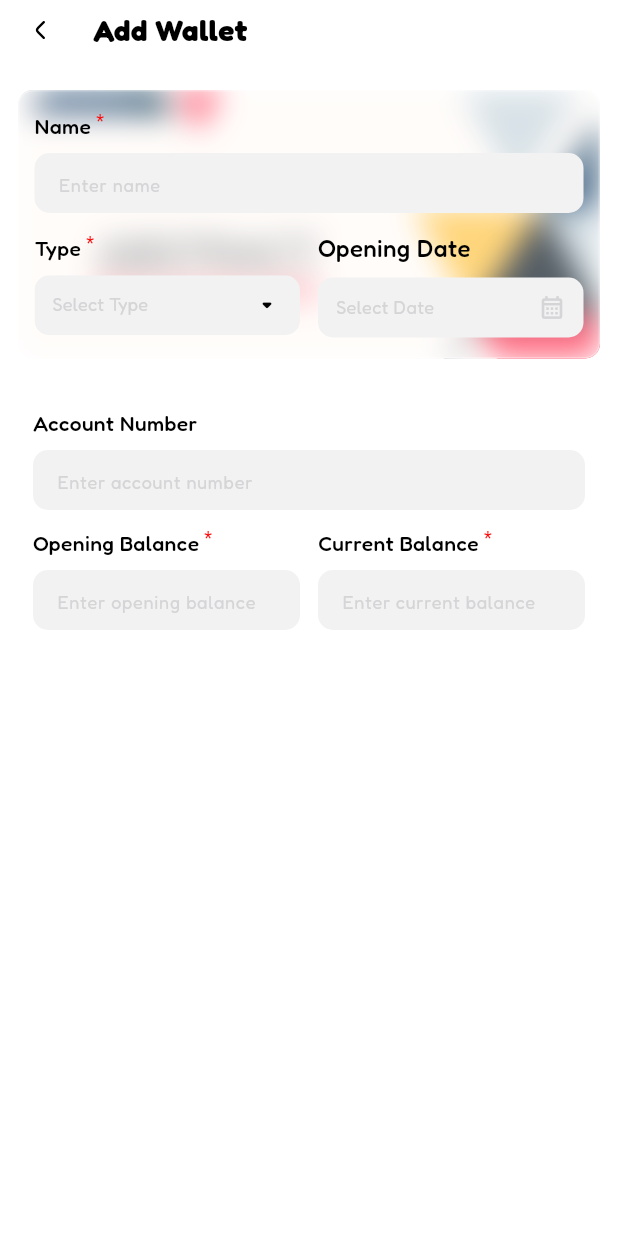
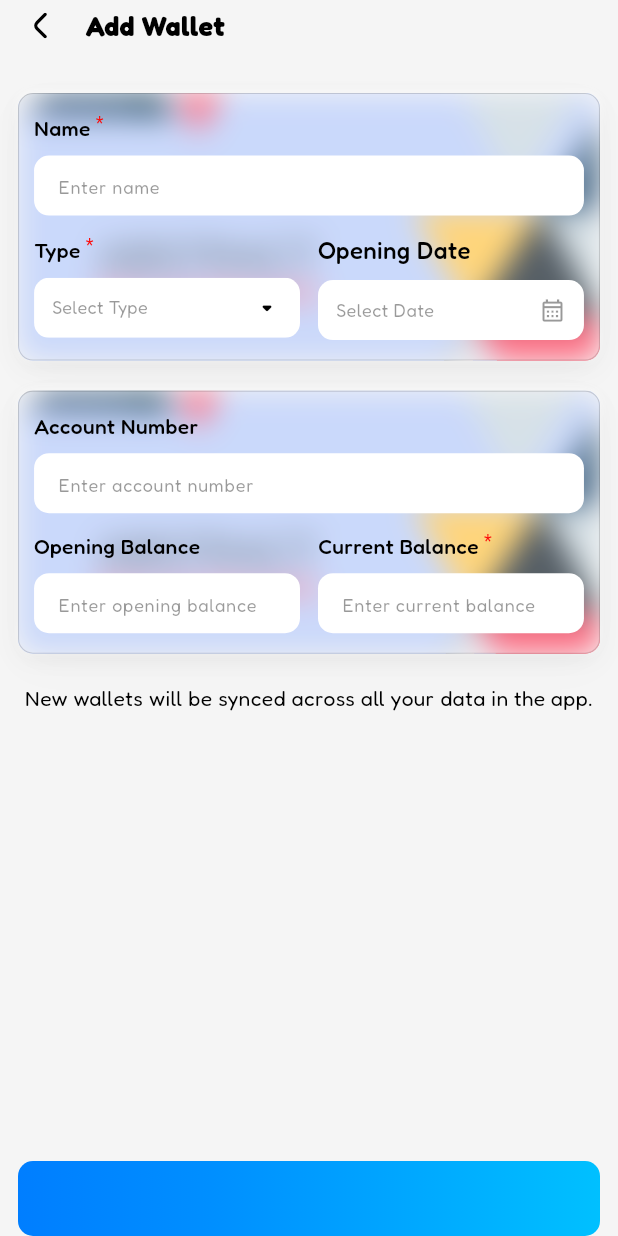
Before and after one commit to mdRafizz/rExpense, a Flutter app: the screen it shows after launch, after a tap on "Expense", on a phone screen of 412 x 824 dp. Run offline on Flutter 3.47's test engine with Material 3 defaults, Android fonts, the phone set to English and light mode, and no system bars; our stand-ins replace drift, flutter_riverpod, flutter_svg, gap, logger; accounts and stored records are empty; generated files the repository leaves out were written again.

Commit message:
feat: Implement glassmorphic UI and enhance wallet management styling
This commit introduces a new `GlassmorphicCard` component, refines the theme with updated colors and AppBar styles, and significantly improves the "Add Wallet" view's layout and visual consistency.

- **feat(ui):** Introduces `GlassmorphicCard` widget to provide a consistent blurred background effect with configurable shadows and borders.
- **feat(theme):** Updates `AppColors` and `AppTheme` with specific colors for AppBars and TextFields across light and dark modes.
- **feat(extensions):** Adds `brightness`, `inverseBrightness`, `appbarColor`, and `textFieldColor` getters to `ContextExtension` for easier theme access.
- **refactor(wallet):** Redesigns `AddWalletView` to use the new `GlassmorphicCard` and structured layouts. Updates input field colors to use `textFieldColor` and improves typography sizing.
- **refactor(components):** Updates `CustomLabeledTextField` to utilize dynamic theme-based background colors and refined hint text styling.
- **refactor(extensions):** Adds `textAlign` support to the `toBody2` string extension for better text alignment control.
- **style:** Adjusts scaffold background hex values for improved contrast in both themes.
- **chore(assets):** Adds `lCard4.jpg` asset for use in light-themed glassmorphic backgrounds.

```diff
--- a/lib/core/extensions/context_extension.dart
+++ b/lib/core/extensions/context_extension.dart
@@ -3,11 +3,20 @@ import 'package:flutter/material.dart';
 import '../theme/app_color.dart';
 
 extension ContextExtension on BuildContext {
+  // Brightness
+  Brightness get brightness => Theme.brightnessOf(this);
+
   // Check if the current theme is dark
-  bool get isDarkMode => Theme.of(this).brightness == Brightness.dark;
+  bool get isDarkMode => brightness == Brightness.dark;
+
+  Brightness get inverseBrightness => brightness == Brightness.dark ? Brightness.light : Brightness.dark;
+
 
   // Dynamic Scaffold Color
   Color get scaffoldColor => isDarkMode ? AppColors.dScaffold : AppColors.lScaffold;
+
+  // Dynamic Appbar Color
+  Color get appbarColor => isDarkMode ? AppColors.dAppbar : AppColors.lAppbar;
 
   // Dynamic Card Color
   Color get cardColor => isDarkMode ? AppColors.dCard : AppColors.lCard;
@@ -22,6 +31,10 @@ extension ContextExtension on BuildContext {
   Color get buttonRedColor => isDarkMode?AppColors.dButtonRed: AppColors.lButtonRed;
   Color get buttonGreenColor => isDarkMode?AppColors.dButtonGreen: AppColors.lButtonGreen;
 
+  // Dynamic TextField Color
+  Color get textFieldColor => isDarkMode ? AppColors.dTextField : AppColors.lTextField;
+
+
 
   // Custom Color Logic Example
   Color get brandColor => isDarkMode ? Colors.blueAccent : Colors.blue;
--- a/lib/core/extensions/string_extensions.dart
+++ b/lib/core/extensions/string_extensions.dart
@@ -5,12 +5,13 @@ import '../theme/text_styles.dart';
 /// Extension on String to provide easy text widget creation with predefined styles
 extension StringTextExtensions on String {
   /// Creates a Text widget with bodyText2 style
-  Widget toBody2({Color? color, TextOverflow? overflow, int? maxLines}) {
+  Widget toBody2({Color? color, TextOverflow? overflow, int? maxLines, TextAlign? textAlign}) {
     return Text(
       this,
       style: TextStyles.bodyText2(color: color),
       overflow: overflow,
       maxLines: maxLines,
+      textAlign: textAlign,
     );
   }
 
--- a/lib/core/theme/app_color.dart
+++ b/lib/core/theme/app_color.dart
@@ -2,8 +2,12 @@ import 'package:flutter/material.dart';
 
 class AppColors {
   // Scaffold
-  static const Color lScaffold = Color(0xFFf2f2f2);
-  static const Color dScaffold = Color(0xFF292D32);
+  static const Color lScaffold = Color(0xFFf5f5f5);
+  static const Color dScaffold = Color(0xFF101010);
+
+  // Appbar
+  static const Color lAppbar = Color(0xffe1ebe2);
+  static const Color dAppbar = Color(0xff151c24);
 
   // Cards
   static const Color lCard = Colors.white;
@@ -17,6 +21,11 @@ class AppColors {
   static const Color lDivider = Color(0xffd5d5d7);
   static const Color dDivider = Color(0xffd5d5d7);
 
+  // TextField
+  static const Color lTextField = Color(0xffffffff);
+  static const Color dTextField = Color(0xFF292D32);
+
+
   // Button
   static const Color lButtonGreen = Color(0xff068b68);
   static const Color dButtonGreen = Color(0xff034835);
--- a/lib/core/theme/app_theme.dart
+++ b/lib/core/theme/app_theme.dart
@@ -13,11 +13,16 @@ class AppTheme {
       brightness: Brightness.light,
       scaffoldBackgroundColor: AppColors.lScaffold,
       cardColor: AppColors.lCard,
-      /*appBarTheme: const AppBarTheme(
-        backgroundColor: AppColors.lightScaffold,
+      appBarTheme: AppBarTheme(
+        backgroundColor: AppColors.lAppbar,
         elevation: 0,
-        titleTextStyle: TextStyle(color: AppColors.lightText, fontSize: 20),
-      ),*/
+        titleTextStyle: TextStyle(
+          color: AppColors.lText,
+          fontSize: 16,
+          fontWeight: FontWeight.w600,
+          fontFamily: "Fredoka"
+        ),
+      ),
       textTheme: const TextTheme(
         bodyLarge: TextStyle(color: AppColors.lText),
         bodyMedium: TextStyle(color: AppColors.lText),
@@ -44,11 +49,16 @@ class AppTheme {
       brightness: Brightness.dark,
       scaffoldBackgroundColor: AppColors.dScaffold,
       cardColor: AppColors.dCard,
-      /*appBarTheme: const AppBarTheme(
-        backgroundColor: AppColors.darkScaffold,
+      appBarTheme: AppBarTheme(
+        backgroundColor: AppColors.dAppbar,
         elevation: 0,
-        titleTextStyle: TextStyle(color: AppColors.darkText, fontSize: 20),
-      ),*/
+        titleTextStyle: TextStyle(
+            color: AppColors.dText,
+            fontSize: 18,
+            fontWeight: FontWeight.w600,
+            fontFamily: "Fredoka"
+        ),
+      ),
       textTheme: const TextTheme(
         bodyLarge: TextStyle(color: AppColors.dText),
         bodyMedium: TextStyle(color: AppColors.dText),
--- a/lib/core/widgets/custom_labeled_text_field.dart
+++ b/lib/core/widgets/custom_labeled_text_field.dart
@@ -1,5 +1,6 @@
 import 'package:flutter/material.dart';
 import 'package:gap/gap.dart';
+import 'package:r_expense/core/theme/app_color.dart';
 
 import '../extensions/context_extension.dart';
 import '../extensions/string_extensions.dart';
@@ -55,10 +56,10 @@ class CustomLabeledTextField extends StatelessWidget {
             decoration: InputDecoration(
               isDense: true,
               filled: true,
-              fillColor: context.scaffoldColor,
+              fillColor: context.textFieldColor,
               hintText: hintText,
               hintStyle: TextStyles.regular(
-                color: context.dividerColor,
+                color: context.textColor.withValues(alpha: .4),
                 fontSize: 12,
               ),
               contentPadding: const .all(12),
--- /dev/null
+++ b/lib/core/widgets/glassmorphic_card.dart
@@ -0,0 +1,73 @@
+import 'dart:ui';
+
+import 'package:flutter/material.dart';
+
+import '../extensions/context_extension.dart';
+import '../extensions/picture_extensions.dart';
+
+class GlassmorphicCard extends StatelessWidget {
+  final Widget child;
+
+  const GlassmorphicCard({super.key, required this.child});
+
+  @override
+  Widget build(BuildContext context) {
+    final isDark = Theme.of(context).brightness == Brightness.dark;
+
+    return Container(
+      decoration: BoxDecoration(
+        image: isDark
+            ? "dCard2".toContainerBG()
+            : "lCard4".toContainerBG(),
+        borderRadius: const BorderRadius.all(Radius.circular(10)),
+        boxShadow: [
+          // Main shadow for depth
+          BoxShadow(
+            color: isDark
+                ? Colors.black.withValues(alpha: 0.4)
+                : Colors.black.withValues(alpha: 0.06),
+            blurRadius: 12,
+            offset: const Offset(0, 4),
+            spreadRadius: -2,
+          ),
+          // Secondary shadow for subtle depth
+          BoxShadow(
+            color: isDark
+                ? Colors.black.withValues(alpha: 0.25)
+                : Colors.black.withValues(alpha: 0.03),
+            blurRadius: 24,
+            offset: const Offset(0, 8),
+            spreadRadius: -4,
+          ),
+          // Subtle top highlight for 3D effect
+          BoxShadow(
+            color: isDark
+                ? Colors.white.withValues(alpha: 0.02)
+                : Colors.white.withValues(alpha: 0.6),
+            blurRadius: 4,
+            offset: const Offset(0, -1),
+            spreadRadius: 0,
+          ),
+        ],
+      ),
+      child: ClipRRect(
+        borderRadius: const BorderRadius.all(Radius.circular(10)),
+        child: BackdropFilter(
+          filter: ImageFilter.blur(sigmaX: 10, sigmaY: 10),
+          child: Container(
+            padding: const EdgeInsets.symmetric(horizontal: 10, vertical: 13),
+            decoration: BoxDecoration(
+              color: context.cardColor.withValues(alpha: 0.2),
+              borderRadius: const BorderRadius.all(Radius.circular(10)),
+              border: Border.all(
+                width: .7,
+                color: context.textColor.withValues(alpha: 0.15),
+              ),
+            ),
+            child: child,
+          ),
+        ),
+      ),
+    );
+  }
+}
--- a/lib/features/dashboard/presentation/dashboard_view.dart
+++ b/lib/features/dashboard/presentation/dashboard_view.dart
@@ -7,6 +7,8 @@ import 'package:r_expense/core/extensions/extensions.dart';
 import 'package:r_expense/features/income/presentation/add_income_view.dart';
 import 'package:r_expense/features/wallet/presentation/add_wallet_view.dart';
 
+import '../../../core/widgets/custom_labeled_text_field.dart';
+import '../../../core/widgets/glassmorphic_card.dart';
 
 class DashboardView extends StatelessWidget {
   const DashboardView({super.key});
@@ -102,9 +104,7 @@ class DashboardView extends StatelessWidget {
                       child: GestureDetector(
                         onTap: () {
                           Navigator.of(context).push(
-                            MaterialPageRoute(
-                              builder: (context) => AddWalletView(),
-                            ),
+                            MaterialPageRoute(builder: (_)=> AddWalletView())
                           );
                         },
                         child: Container(
@@ -112,6 +112,7 @@ class DashboardView extends StatelessWidget {
                           decoration: BoxDecoration(
                             color: context.buttonRedColor,
                             borderRadius: BorderRadius.all(Radius.circular(10)),
+                            // border: Border.all(width: .5,color: context.dividerColor)
                           ),
                           alignment: .center,
                           child: Row(
--- a/lib/features/wallet/presentation/add_wallet_view.dart
+++ b/lib/features/wallet/presentation/add_wallet_view.dart
@@ -5,6 +5,7 @@ import 'package:flutter/services.dart';
 import 'package:gap/gap.dart';
 import 'package:r_expense/core/extensions/context_extension.dart';
 import 'package:r_expense/core/widgets/custom_labeled_text_field.dart';
+import 'package:r_expense/core/widgets/glassmorphic_card.dart';
 
 import '../../../core/extensions/picture_extensions.dart';
 import '../../../core/extensions/string_extensions.dart';
@@ -18,68 +19,68 @@ class AddWalletView extends StatelessWidget {
       value: SystemUiOverlayStyle(
         systemNavigationBarColor: context.scaffoldColor,
         systemNavigationBarDividerColor: Colors.transparent,
+        systemNavigationBarIconBrightness: context.inverseBrightness,
       ),
       child: Scaffold(
-        backgroundColor: context.cardColor,
-        body: Padding(
-          padding: const .symmetric(horizontal: 12.0),
-          child: ListView(
-            padding: const .all(0),
-            physics: const BouncingScrollPhysics(),
+        /*appBar: AppBar(
+          leading: GestureDetector(
+            onTap: () {
+              Navigator.pop(context);
+            },
+            child: Center(
+              child: "back".toSvgIcon(size: 17, color: context.textColor),
+            ),
+          ),
+          leadingWidth: 50,
+          title: Text("Add Wallet"),
+          centerTitle: true,
+          bottom: const PreferredSize(
+            preferredSize: Size(double.maxFinite, 10),
+            child: SizedBox(),
+          ),
+        ),*/
+        body: Column(
           children: [
-              SafeArea(child: SizedBox(height: 5)),
+            Column(
+              crossAxisAlignment: .start,
+              children: [
+                const SafeArea(child: SizedBox(height: 2)),
                 Row(
                   crossAxisAlignment: .center,
                   children: [
+                    const Gap(12),
                     GestureDetector(
                       onTap: () => Navigator.of(context).pop(),
-                    child: Container(
+                      child: SizedBox(
                         height: 30,
                         width: 30,
-                      decoration: BoxDecoration(
-                        shape: BoxShape.circle,
-                        color: context.cardColor,
-                      ),
-                      alignment: .center,
+                        child: Center(
                           child: "back".toSvgIcon(
                             color: context.textColor,
-                        size: 12,
+                            size: 17,
                           ),
                         ),
                       ),
-                  Gap(20),
-                  "Add Wallet".toHeadline5(),
+                    ),
+                    Gap(15),
+                    "Add Wallet".toHeadline6(),
                   ],
                 ),
-              Gap(25),
-              Container(
-                // padding: const .symmetric(horizontal: 10, vertical: 13),
-                decoration: BoxDecoration(
-                  /*color: context.cardColor,
-                  gradient: LinearGradient(colors: [
-                    "7fabc8".toColor(),
-                    "c4d9ee".toColor()
-                  ]),*/
-                  image: Theme.of(context).brightness == Brightness.dark
-                      ? "dCard2".toContainerBG()
-                      : "lCard3".toContainerBG(),
-                  // color: context.cardColor",
-                  borderRadius: const .all(.circular(10)),
+                const Gap(15),
+                /*Divider(
+                    color: context.textColor.withValues(alpha: .2),
+                    height: 1,
+                    thickness: 1,
+                  ),*/
+              ],
             ),
-                child: ClipRRect(
-                  borderRadius: const .all(.circular(10)),
-                  child: BackdropFilter(
-                    filter: ImageFilter.blur(sigmaX: 10, sigmaY: 10),
-                    child: Container(
-                      padding: const .symmetric(horizontal: 10, vertical: 13),
-                      decoration: BoxDecoration(
-                        color: context.cardColor.withValues(alpha: .2),
-                        borderRadius: const .all(.circular(10)),
-                        border: .all(
-                          width: 1,
-                          color: context.cardColor.withValues(alpha: .3),
-                        ),
-                      ),
+            Expanded(
+              child: ListView(
+                padding: const .symmetric(horizontal: 12),
+                physics: const BouncingScrollPhysics(),
+                children: [
+                  const Gap(15),
+                  GlassmorphicCard(
                     child: Column(
                       crossAxisAlignment: .start,
                       children: [
@@ -105,7 +106,7 @@ class AddWalletView extends StatelessWidget {
                                       padding: const EdgeInsets.symmetric(
                                         horizontal: 12,
                                       ),
-                                        color: context.scaffoldColor,
+                                      color: context.textFieldColor,
                                       // Sets the background color
                                       child: DropdownButtonHideUnderline(
                                         // Removes the bottom divider
@@ -113,10 +114,11 @@ class AddWalletView extends StatelessWidget {
                                           isExpanded: true,
                                           // Makes sure it fills the width
                                           hint: "Select Type".toCaption(
-                                              color: context.dividerColor,
+                                            color: context.textColor.withValues(
+                                              alpha: .4,
                                             ),
-                                            dropdownColor:
-                                                context.scaffoldColor,
+                                          ),
+                                          dropdownColor: context.scaffoldColor,
                                           // Sets the menu popup color
                                           icon: Icon(
                                             Icons.arrow_drop_down_rounded,
@@ -134,8 +136,7 @@ class AddWalletView extends StatelessWidget {
                                             ),
                                             DropdownMenuItem(
                                               value: 3,
-                                                child: "Mobile Banking"
-                                                    .toBody2(),
+                                              child: "Mobile Banking".toBody2(),
                                             ),
                                             DropdownMenuItem(
                                               value: 4,
@@ -169,7 +170,7 @@ class AddWalletView extends StatelessWidget {
                                       horizontal: 12,
                                     ),
                                     decoration: BoxDecoration(
-                                        color: context.scaffoldColor,
+                                      color: context.textFieldColor,
                                       borderRadius: BorderRadius.circular(10),
                                     ),
                                     child: Row(
@@ -177,12 +178,16 @@ class AddWalletView extends StatelessWidget {
                                           MainAxisAlignment.spaceBetween,
                                       children: [
                                         "Select Date".toCaption(
-                                            color: context.dividerColor,
+                                          color: context.textColor.withValues(
+                                            alpha: .4,
+                                          ),
                                         ),
                                         Icon(
                                           Icons.calendar_month_outlined,
                                           size: 18,
-                                            color: context.dividerColor,
+                                          color: context.textColor.withValues(
+                                            alpha: .4,
+                                          ),
                                         ),
                                       ],
                                     ),
@@ -195,16 +200,8 @@ class AddWalletView extends StatelessWidget {
                       ],
                     ),
                   ),
-                  ),
-                ),
-              ),
                   Gap(20),
-              Container(
-                padding: const .symmetric(horizontal: 10, vertical: 13),
-                decoration: BoxDecoration(
-                  color: context.cardColor,
-                  borderRadius: BorderRadius.all(Radius.circular(10)),
-                ),
+                  GlassmorphicCard(
                     child: Column(
                       crossAxisAlignment: .start,
                       children: [
@@ -221,6 +218,7 @@ class AddWalletView extends StatelessWidget {
                             Expanded(
                               child: CustomLabeledTextField(
                                 label: "Opening Balance",
+                                isMandatory: false,
                                 keyboardType: .number,
                                 hintText: "Enter opening balance",
                                 textFieldHeight: 40,
@@ -240,8 +238,34 @@ class AddWalletView extends StatelessWidget {
                       ],
                     ),
                   ),
+                  Gap(20),
+                  "New wallets will be synced across all your data in the app."
+                      .toBody2(textAlign: .center),
                 ],
               ),
+            ),
+            Padding(
+              padding: .symmetric(horizontal: 12),
+              child: Container(
+                height: 50,
+                width: double.maxFinite,
+                decoration: BoxDecoration(
+                  gradient: LinearGradient(
+                    colors: [
+                      "007eff".toColor(),
+                      "008fff".toColor(),
+                      "00a7ff".toColor(),
+                      "00c0ff".toColor(),
+                    ],
+                    begin: .centerLeft,
+                    end: .centerRight,
+                  ),
+                  borderRadius: BorderRadius.circular(10),
+                ),
+              ),
+            ),
+            const SafeArea(top: false, child: SizedBox()),
+          ],
         ),
       ),
     );
```
Also changed, not shown: assets/images/pics/lCard4.jpg (added). Lines whose indentation alone changed are shown as unchanged.
